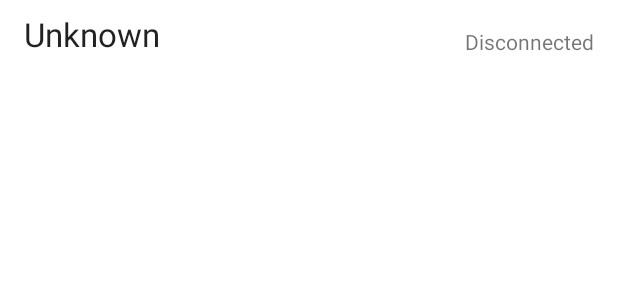
After one commit to RubenSmit/wireless-communication, an Android app: the layout devices_list_item_unknown.xml on its own in the app's theme, with its tools: preview values and no code run, on a phone screen of 412 x 824 dp. The commit adds this screen. Shown: the top 300 px of the screen. Run offline under Robolectric (Android 15) with nearby library versions, the phone set to English and light mode, and no system bars.

Commit message:
Determine device type

```diff
--- a/android/app/src/main/res/layout/devices_list_item_sensor.xml
+++ b/android/app/src/main/res/layout/devices_list_item_sensor.xml
@@ -34,7 +34,7 @@
         app:layout_constraintTop_toBottomOf="@+id/tvSensorName" />
 
     <TextView
-        android:id="@+id/tv_sensor_angle"
+        android:id="@+id/tvSensorAngle"
         android:layout_width="wrap_content"
         android:layout_height="wrap_content"
         android:layout_marginStart="8dp"
--- a/android/app/src/main/res/layout/devices_list_item_servo.xml
+++ b/android/app/src/main/res/layout/devices_list_item_servo.xml
@@ -34,7 +34,7 @@
         app:layout_constraintTop_toBottomOf="@+id/tvServoName" />
 
     <TextView
-        android:id="@+id/tv_sensor_angle"
+        android:id="@+id/tvServoAngle"
         android:layout_width="wrap_content"
         android:layout_height="wrap_content"
         android:layout_marginStart="8dp"
--- /dev/null
+++ b/android/app/src/main/res/layout/devices_list_item_unknown.xml
@@ -0,0 +1,31 @@
+<?xml version="1.0" encoding="utf-8"?>
+<androidx.constraintlayout.widget.ConstraintLayout xmlns:android="http://schemas.android.com/apk/res/android"
+    xmlns:app="http://schemas.android.com/apk/res-auto"
+    xmlns:tools="http://schemas.android.com/tools"
+    android:layout_width="match_parent"
+    android:layout_height="wrap_content"
+    tools:context=".fragments.FirstFragment">
+
+    <TextView
+        android:id="@+id/tvUnknownName"
+        android:layout_width="wrap_content"
+        android:layout_height="wrap_content"
+        android:layout_marginStart="16dp"
+        android:layout_marginTop="8dp"
+        android:layout_marginBottom="8dp"
+        android:text="Unknown"
+        android:textAppearance="@style/TextAppearance.AppCompat.Large"
+        app:layout_constraintBottom_toBottomOf="parent"
+        app:layout_constraintStart_toStartOf="parent"
+        app:layout_constraintTop_toTopOf="parent" />
+
+    <TextView
+        android:id="@+id/tvUnknownStatus"
+        android:layout_width="wrap_content"
+        android:layout_height="wrap_content"
+        android:layout_marginEnd="16dp"
+        android:text="Disconnected"
+        app:layout_constraintBottom_toBottomOf="@+id/tvUnknownName"
+        app:layout_constraintEnd_toEndOf="parent" />
+
+</androidx.constraintlayout.widget.ConstraintLayout>
```
Also changed, not shown: android/app/src/main/java/com/rubensmit/wireless_communication/activities/MainActivity.java (+8 -3 lines), android/app/src/main/java/com/rubensmit/wireless_communication/adapters/BluetoothDevicesListAdapter.java (+43 -2 lines), android/app/src/main/java/com/rubensmit/wireless_communication/models/Device.java (+20 -3 lines).
